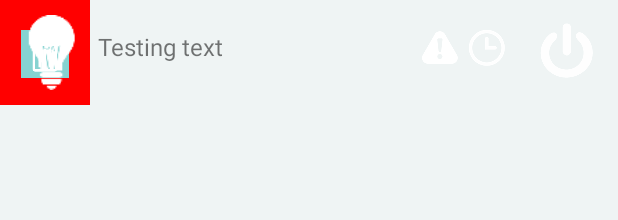
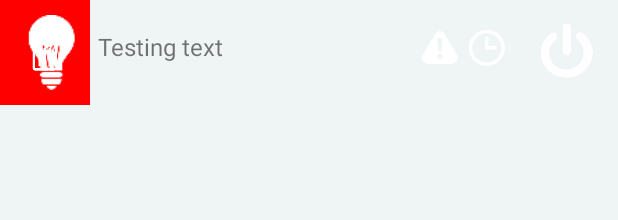
Before and after one commit to rgbetanco/SmartPlug, an Android app: the layout list_devices.xml on its own in the app's theme, with its tools: preview values and no code run, on a phone screen of 412 x 824 dp. Shown: the top 220 px of the screen. Run offline under Robolectric (Android 15) with nearby library versions, the phone set to English and light mode, and no system bars; plain views replace SwipeLayout.

Commit message:
- updated list device delete button

```diff
--- a/app/src/main/res/layout/list_devices.xml
+++ b/app/src/main/res/layout/list_devices.xml
@@ -11,14 +11,13 @@
         android:layout_height="match_parent">
 
         <ImageButton
-            android:layout_width="wrap_content"
-            android:layout_height="wrap_content"
+            android:layout_width="match_parent"
+            android:layout_height="match_parent"
             android:src="@drawable/ic_delete_white"
             android:id="@+id/btn_delete_device"
             android:layout_gravity="center"
-            android:layout_marginTop="20dp"
-            android:background="@color/icon"
-            />
+            android:background="@null"
+            android:scaleType="center" />
 
     </LinearLayout>
     <!-- Bottom View End-->
```
